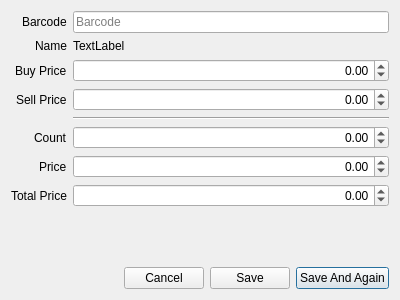
Above: libgui/purchase/purchaseadditemdialog.ui from apinprastya/sultan before the change. Below: the same form after it.
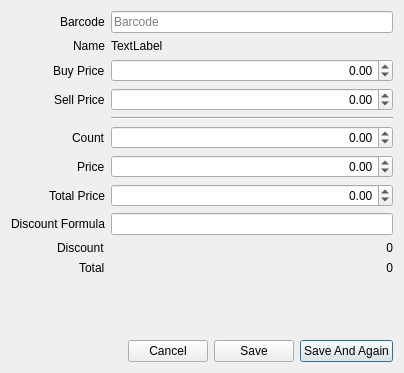
That is the form after the change.

Commit message: implement discount on the purchase

```diff
--- a/libgui/purchase/purchaseadditemdialog.ui
+++ b/libgui/purchase/purchaseadditemdialog.ui
@@ -6,8 +6,8 @@
    <rect>
     <x>0</x>
     <y>0</y>
-    <width>400</width>
-    <height>300</height>
+    <width>404</width>
+    <height>373</height>
    </rect>
   </property>
   <property name="windowTitle">
@@ -154,6 +154,54 @@
        </property>
       </widget>
      </item>
+     <item row="8" column="0">
+      <widget class="QLabel" name="label_8">
+       <property name="text">
+        <string>Discount Formula</string>
+       </property>
+      </widget>
+     </item>
+     <item row="9" column="0">
+      <widget class="QLabel" name="label_9">
+       <property name="text">
+        <string>Discount</string>
+       </property>
+      </widget>
+     </item>
+     <item row="10" column="0">
+      <widget class="QLabel" name="label_10">
+       <property name="text">
+        <string>Total</string>
+       </property>
+      </widget>
+     </item>
+     <item row="8" column="1">
+      <widget class="QLineEdit" name="lineDiscountFormula">
+       <property name="alignment">
+        <set>Qt::AlignRight|Qt::AlignTrailing|Qt::AlignVCenter</set>
+       </property>
+      </widget>
+     </item>
+     <item row="9" column="1">
+      <widget class="QLabel" name="labelDiscount">
+       <property name="text">
+        <string>0</string>
+       </property>
+       <property name="alignment">
+        <set>Qt::AlignRight|Qt::AlignTrailing|Qt::AlignVCenter</set>
+       </property>
+      </widget>
+     </item>
+     <item row="10" column="1">
+      <widget class="QLabel" name="labelTotal">
+       <property name="text">
+        <string>0</string>
+       </property>
+       <property name="alignment">
+        <set>Qt::AlignRight|Qt::AlignTrailing|Qt::AlignVCenter</set>
+       </property>
+      </widget>
+     </item>
     </layout>
    </item>
    <item>
```
The commit also changes 10 other files.
